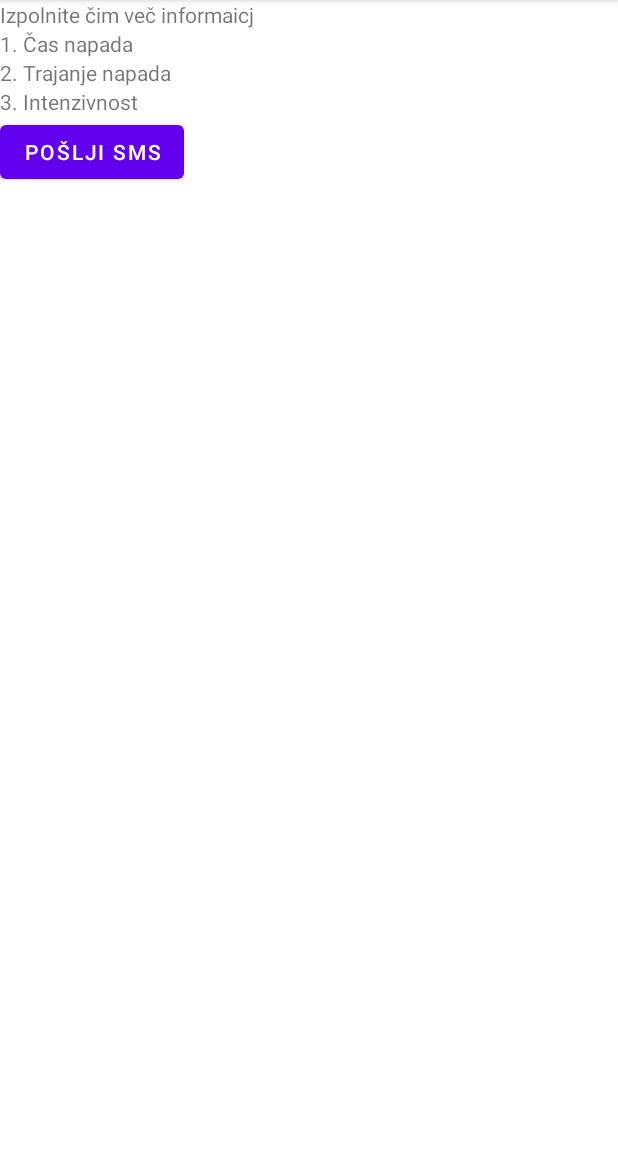
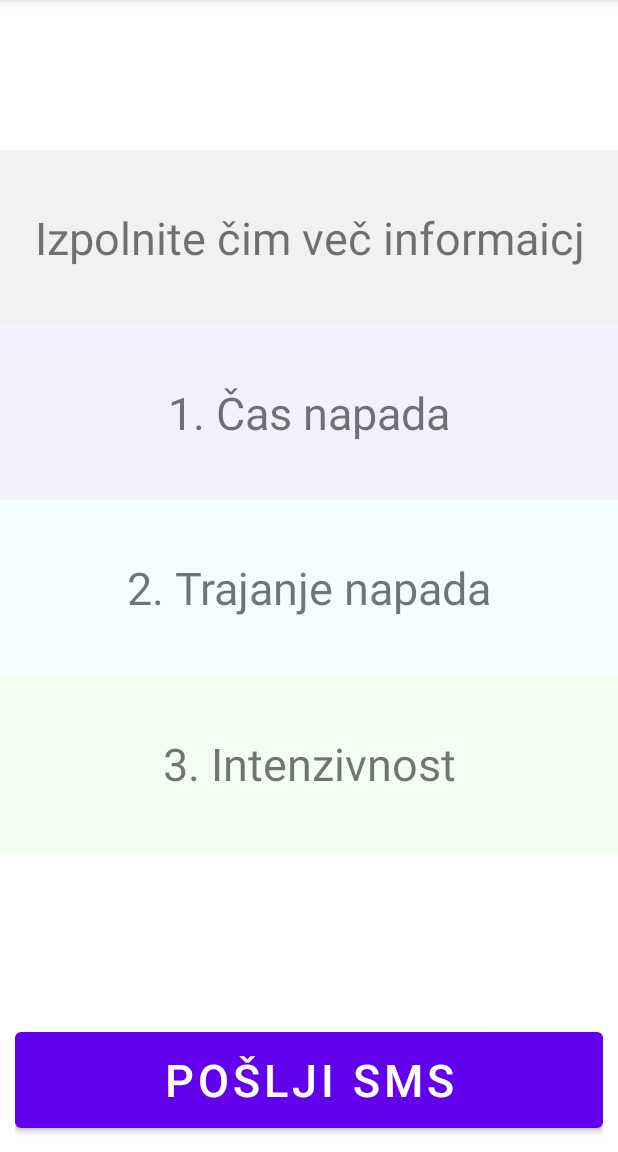
Before and after one commit to bmonika96/epiblog, an Android app: the OpisDogodka screen opened directly, with no data from a screen before it, on a phone screen of 412 x 824 dp, the part 84-1236 px from its top. Run offline under Robolectric (Android 15) with nearby library versions, the phone set to English and light mode, and no system bars; 4 statements that could not run were skipped.

Commit message:
malo lepsi izgled

```diff
--- a/app/src/main/res/layout/activity_opis_dogodka.xml
+++ b/app/src/main/res/layout/activity_opis_dogodka.xml
@@ -1,31 +1,69 @@
 <?xml version="1.0" encoding="utf-8"?>
-<LinearLayout xmlns:android="http://schemas.android.com/apk/res/android"
+<RelativeLayout xmlns:android="http://schemas.android.com/apk/res/android"
+    android:layout_height="match_parent"
+    android:layout_width="match_parent">
+<LinearLayout
     android:layout_width="match_parent"
     android:layout_height="match_parent"
-    android:orientation="vertical" >
+    android:orientation="vertical"
+    android:gravity="center"
+    android:layout_marginTop="100dp"
+    android:layout_marginBottom="200dp"
+    >
     <TextView android:id="@+id/opis_dogodka_cas"
-        android:layout_width="wrap_content"
+        android:layout_width="match_parent"
         android:layout_height="wrap_content"
-        android:text="Izpolnite čim več informaicj" />
+        android:text="Izpolnite čim več informaicj"
+        android:layout_weight="1"
+        android:textSize="30dp"
+        android:gravity="center"
+        android:background="#f1f1f1"/>
     <TextView android:id="@+id/opis_dogodka_trajanje"
-        android:layout_width="wrap_content"
+        android:layout_width="match_parent"
         android:layout_height="wrap_content"
-        android:text="1. Čas napada" />
+        android:text="1. Čas napada"
+        android:layout_weight="1"
+        android:textSize="30dp"
+        android:gravity="center"
+        android:background="#f1f1ff"/>
 
     <TextView android:id="@+id/opis_dogodka_intenzivnost"
-        android:layout_width="wrap_content"
+        android:layout_width="match_parent"
         android:layout_height="wrap_content"
-        android:text="2. Trajanje napada" />
+        android:text="2. Trajanje napada"
+        android:layout_weight="1"
+        android:textSize="30dp"
+        android:gravity="center"
+        android:background="#f1ffff"/>
 
     <TextView android:id="@+id/opis_dogodka_moznisprozilci"
-        android:layout_width="wrap_content"
+        android:layout_width="match_parent"
         android:layout_height="wrap_content"
-        android:text="3. Intenzivnost" />
+        android:text="3. Intenzivnost"
+        android:layout_weight="1"
+        android:textSize="30dp"
+        android:gravity="center"
+        android:background="#f1fff1"/>
 
 
-    <Button android:id="@+id/opis_dogodka_posljisms"
-        android:layout_width="wrap_content"
-        android:layout_height="wrap_content"
-        android:onClick="poslji_sms"
-        android:text="Pošlji sms" />
+
 </LinearLayout>
+    <LinearLayout
+        android:layout_width="match_parent"
+        android:layout_height="match_parent"
+        android:gravity="bottom|center"
+        android:layout_marginBottom="10dp"
+        android:layout_marginLeft="10dp"
+        android:layout_marginRight="10dp"
+        >
+
+        <Button
+            android:id="@+id/opis_dogodka_posljisms"
+            android:layout_weight="1"
+            android:layout_height="76dp"
+            android:onClick="poslji_sms"
+            android:text="Pošlji sms"
+            android:textSize="30dp"
+            android:layout_width="0dp" />
+    </LinearLayout>
+</RelativeLayout>
```
Also changed, not shown: app/src/main/java/si/uni_lj/fe/modulg/epiblog/OpisDogodka.java (+6 -2 lines), app/src/main/java/si/uni_lj/fe/modulg/epiblog/Shramba.java (+10 -0 lines), app/src/main/res/layout/zgodovina_item_holder.xml (+32 -12 lines).
